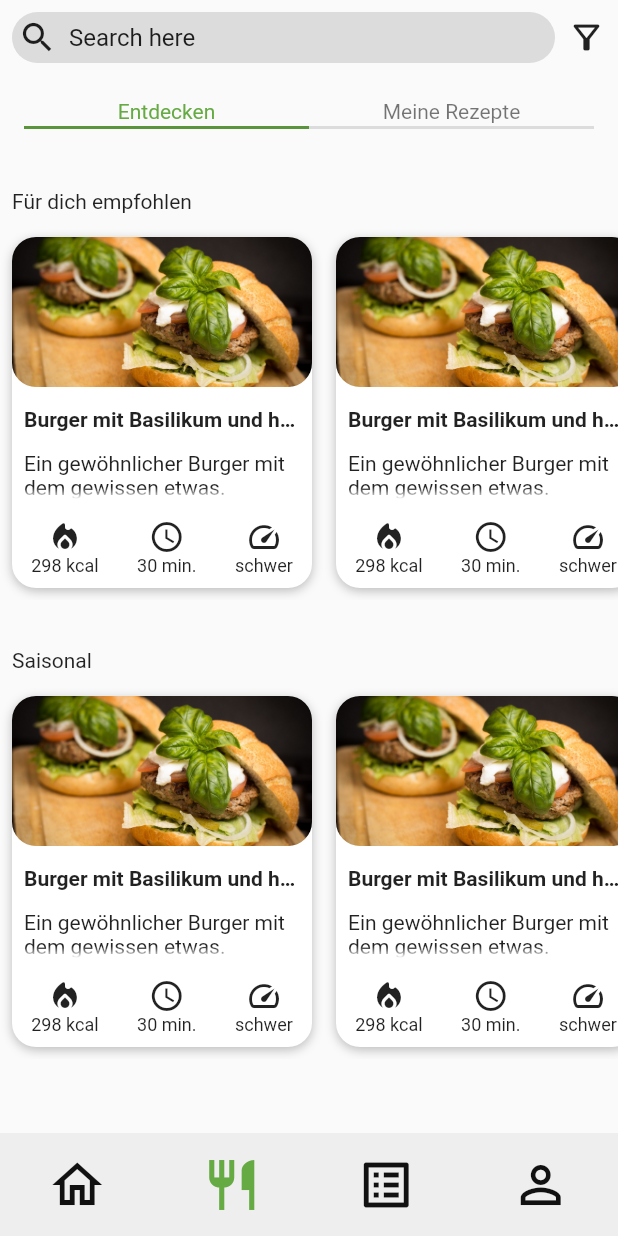
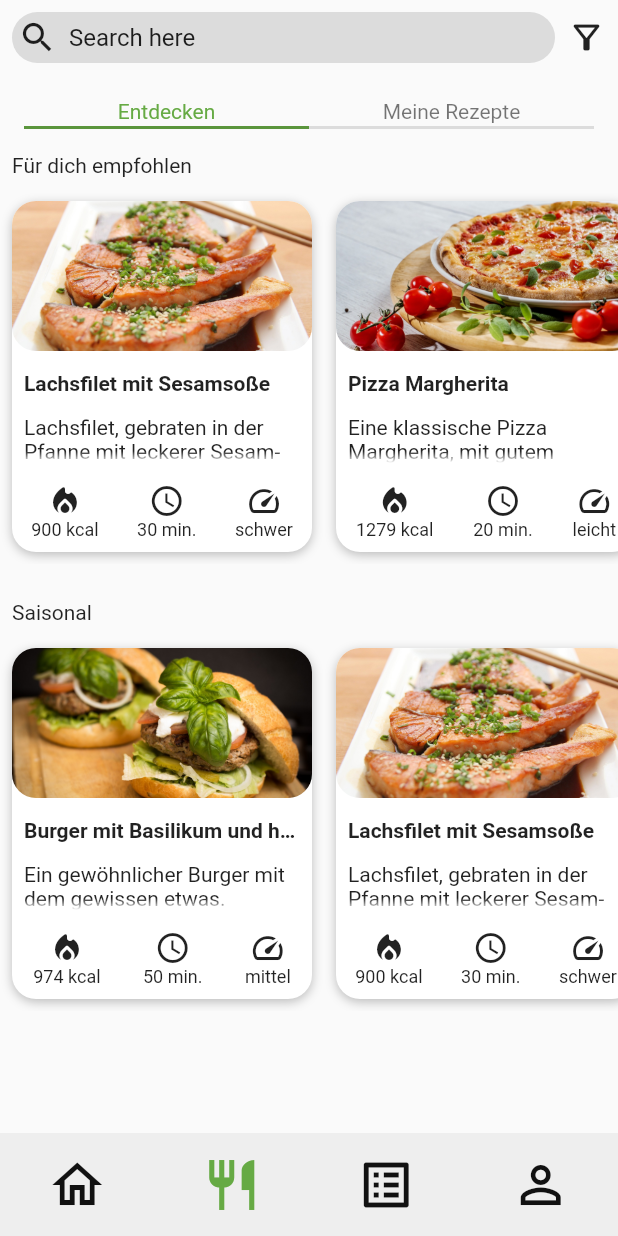
Before and after one commit to kit-recipe-app/front-end, a Flutter app: the screen it shows after launch, item 2 of the bottom bar chosen, on a phone screen of 412 x 824 dp. Run offline on Flutter 3.47's test engine with Material 2 defaults, Android fonts, the phone set to English and light mode, and no system bars.

Commit message:
added more examples and improved exploring

```diff
--- a/flutter_frontend_recipes/lib/content_examples/recipe-examples.dart
+++ b/flutter_frontend_recipes/lib/content_examples/recipe-examples.dart
@@ -21,14 +21,80 @@ class RecipeExamples {
         calories: 230,
       ),
       RAIngredient(
-        name: "Mais",
+        name: "Hackfleisch",
         unit: "gramm",
-        amount: 100,
-        calories: 44,
+        amount: 300,
+        calories: 720,
+      ),
+    ],
+    manual: [],
+    time: 50,
+    difficulty: "mittel",
+  );
+
+  static RARecipe testRecipe2 = RARecipe(
+    picture: 'assets/example_pictures/salmon.jpg',
+    title: "Lachsfilet mit Sesamsoße",
+    description:
+        "Lachsfilet, gebraten in der Pfanne mit leckerer Sesam-Soja-Soße",
+    ingredients: [
+      RAIngredient(
+        name: "Lachsfilet",
+        unit: "gramm",
+        amount: 300,
+        calories: 630,
+      ),
+      RAIngredient(
+        name: "Sojasoße",
+        unit: "ml",
+        amount: 80,
+        calories: 130,
+      ),
+      RAIngredient(
+        name: "Sesamkörner",
+        unit: "gramm",
+        amount: 40,
+        calories: 140,
       ),
     ],
     manual: [],
     time: 30,
     difficulty: "schwer",
   );
+
+  static RARecipe testRecipe3 = RARecipe(
+    picture: 'assets/example_pictures/pizza.jpg',
+    title: "Pizza Margherita",
+    description:
+        "Eine klassische Pizza Margherita, mit gutem Mozarella und selbstgemachter Tomatensoße",
+    ingredients: [
+      RAIngredient(
+        name: "Tomaten",
+        unit: "gramm",
+        amount: 200,
+        calories: 90,
+      ),
+      RAIngredient(
+        name: "Teig",
+        unit: "gramm",
+        amount: 250,
+        calories: 479,
+      ),
+      RAIngredient(
+        name: "Mozarella",
+        unit: "gramm",
+        amount: 150,
+        calories: 370,
+      ),
+      RAIngredient(
+        name: "Gouda, gerieben",
+        unit: "gramm",
+        amount: 100,
+        calories: 340,
+      ),
+    ],
+    manual: [],
+    time: 20,
+    difficulty: "leicht",
+  );
 }
--- a/flutter_frontend_recipes/lib/pages/recipes/exploring_recipes.dart
+++ b/flutter_frontend_recipes/lib/pages/recipes/exploring_recipes.dart
@@ -14,25 +14,28 @@ class RecipeAppExploringRecipes extends StatelessWidget {
           crossAxisAlignment: CrossAxisAlignment.start,
           children: [
             const Padding(
-              padding: EdgeInsets.fromLTRB(8, 32, 8, 8),
+              padding: EdgeInsets.all(8),
               child: Text("Für dich empfohlen"),
             ),
-            SizedBox(
-              height: 250,
-              child: ListView(
-                scrollDirection: Axis.horizontal,
-                padding: EdgeInsets.zero,
-                children: [
-                  RecipeAppRecipePreviewExploring(
-                    recipe: RecipeExamples.testRecipe1,
-                  ),
-                  RecipeAppRecipePreviewExploring(
-                    recipe: RecipeExamples.testRecipe1,
-                  ),
-                  RecipeAppRecipePreviewExploring(
-                    recipe: RecipeExamples.testRecipe1,
-                  ),
-                ],
+            Padding(
+              padding: const EdgeInsets.only(bottom: 16),
+              child: SizedBox(
+                height: 250,
+                child: ListView(
+                  scrollDirection: Axis.horizontal,
+                  padding: EdgeInsets.zero,
+                  children: [
+                    RecipeAppRecipePreviewExploring(
+                      recipe: RecipeExamples.testRecipe2,
+                    ),
+                    RecipeAppRecipePreviewExploring(
+                      recipe: RecipeExamples.testRecipe3,
+                    ),
+                    RecipeAppRecipePreviewExploring(
+                      recipe: RecipeExamples.testRecipe1,
+                    ),
+                  ],
+                ),
               ),
             ),
           ],
@@ -41,25 +44,28 @@ class RecipeAppExploringRecipes extends StatelessWidget {
           crossAxisAlignment: CrossAxisAlignment.start,
           children: [
             const Padding(
-              padding: EdgeInsets.fromLTRB(8, 32, 8, 8),
+              padding: EdgeInsets.all(8),
               child: Text("Saisonal"),
             ),
-            SizedBox(
-              height: 250,
-              child: ListView(
-                scrollDirection: Axis.horizontal,
-                padding: EdgeInsets.zero,
-                children: [
-                  RecipeAppRecipePreviewExploring(
-                    recipe: RecipeExamples.testRecipe1,
-                  ),
-                  RecipeAppRecipePreviewExploring(
-                    recipe: RecipeExamples.testRecipe1,
-                  ),
-                  RecipeAppRecipePreviewExploring(
-                    recipe: RecipeExamples.testRecipe1,
-                  ),
-                ],
+            Padding(
+              padding: const EdgeInsets.only(bottom: 16),
+              child: SizedBox(
+                height: 250,
+                child: ListView(
+                  scrollDirection: Axis.horizontal,
+                  padding: EdgeInsets.zero,
+                  children: [
+                    RecipeAppRecipePreviewExploring(
+                      recipe: RecipeExamples.testRecipe1,
+                    ),
+                    RecipeAppRecipePreviewExploring(
+                      recipe: RecipeExamples.testRecipe2,
+                    ),
+                    RecipeAppRecipePreviewExploring(
+                      recipe: RecipeExamples.testRecipe3,
+                    ),
+                  ],
+                ),
               ),
             ),
           ],
```
Also changed, not shown: flutter_frontend_recipes/assets/example_pictures/pizza.jpg (added), flutter_frontend_recipes/assets/example_pictures/salmon.jpg (added).
